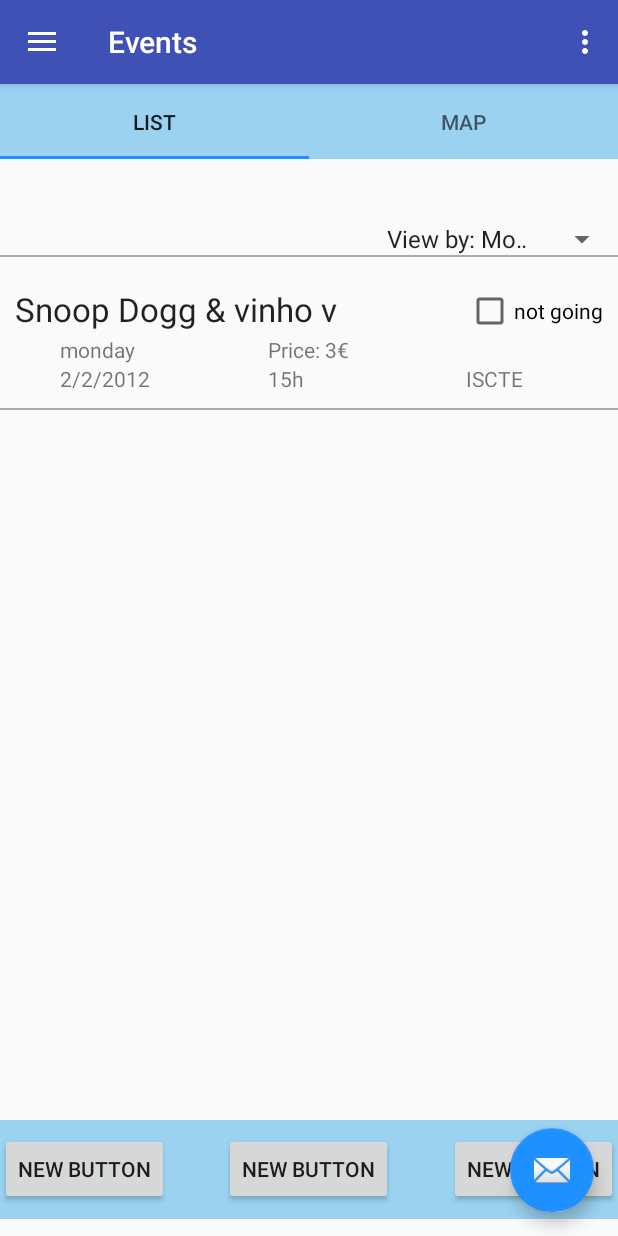
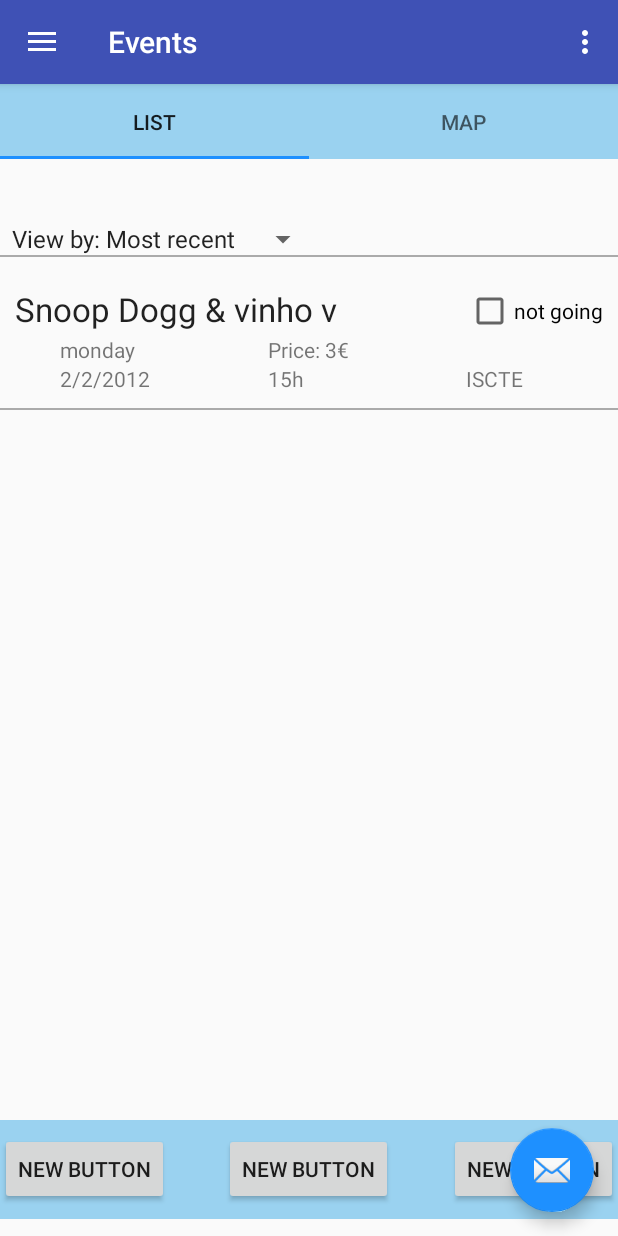
Before and after one commit to JorgeBranquinho/DAAMProjeto, an Android app: the DrawerActivity screen opened directly, with no data from a screen before it, in the side drawer, after a tap on "Events", on a phone screen of 412 x 824 dp. Run offline under Robolectric (Android 15) with nearby library versions, the phone set to English and light mode, and no system bars.

Commit message:
funca melhor

```diff
--- a/app/src/main/res/layout/fragment_events.xml
+++ b/app/src/main/res/layout/fragment_events.xml
@@ -32,8 +32,7 @@
             android:layout_alignParentBottom="true"
             android:layout_alignParentLeft="true"
             android:layout_alignParentStart="true"
-            android:layout_marginLeft="250dp"
-            android:layout_marginStart="250dp" />
+            android:layout_marginRight="0dp" />
 
         <View
             android:layout_width="match_parent"
--- a/app/src/main/res/values/strings.xml
+++ b/app/src/main/res/values/strings.xml
@@ -26,11 +26,14 @@
 
 
     <!--strings do menu eventos-->
+    <string name="aceitar">Aceitar</string>
+    <string name="cancelar">Cancelar</string>
     <string name="view_by_prompt">View by</string>
     <string name="action_search">Search</string>
     <string name="title_home">Home</string>
     <string name="title_events">Events</string>
     <string name="title_friends">Friends and Groups</string>
+    <string name="msg_apagar_evento">Tem a certeza que quer apagar o evento </string>
     <string-array name="view_by">
         <item>View by: Most recent</item>
         <item>View by: Nearest</item>
```
Also changed, not shown: app/src/main/java/almapenada/daam/utility/EventAdapter.java (+30 -16 lines).
